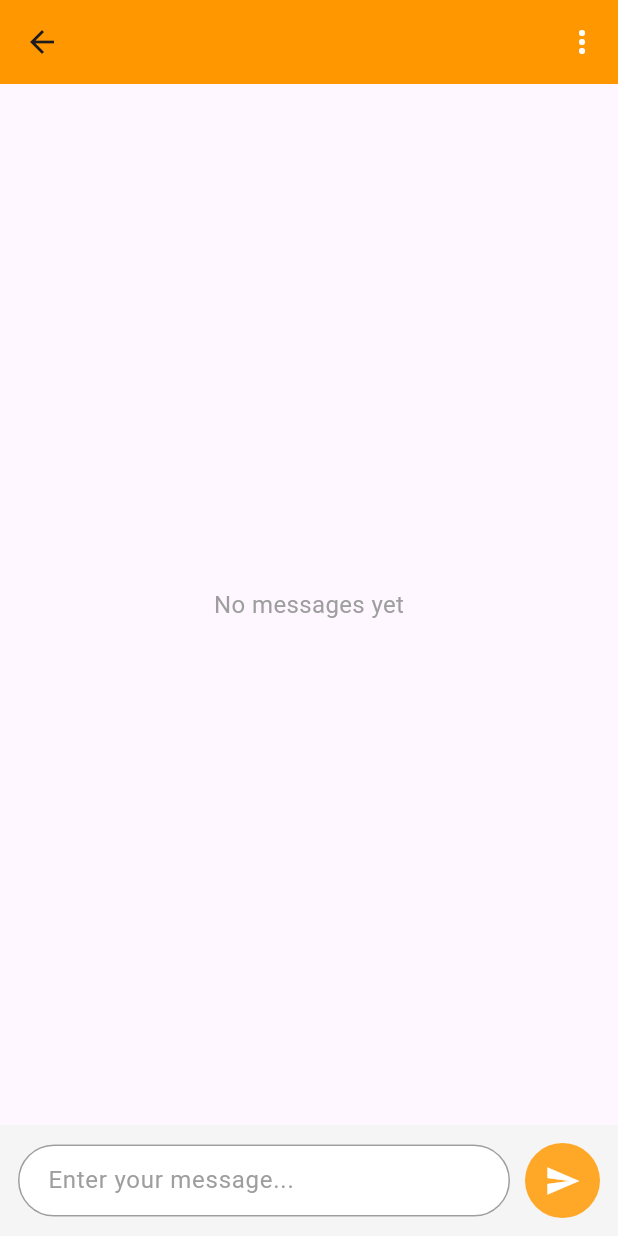
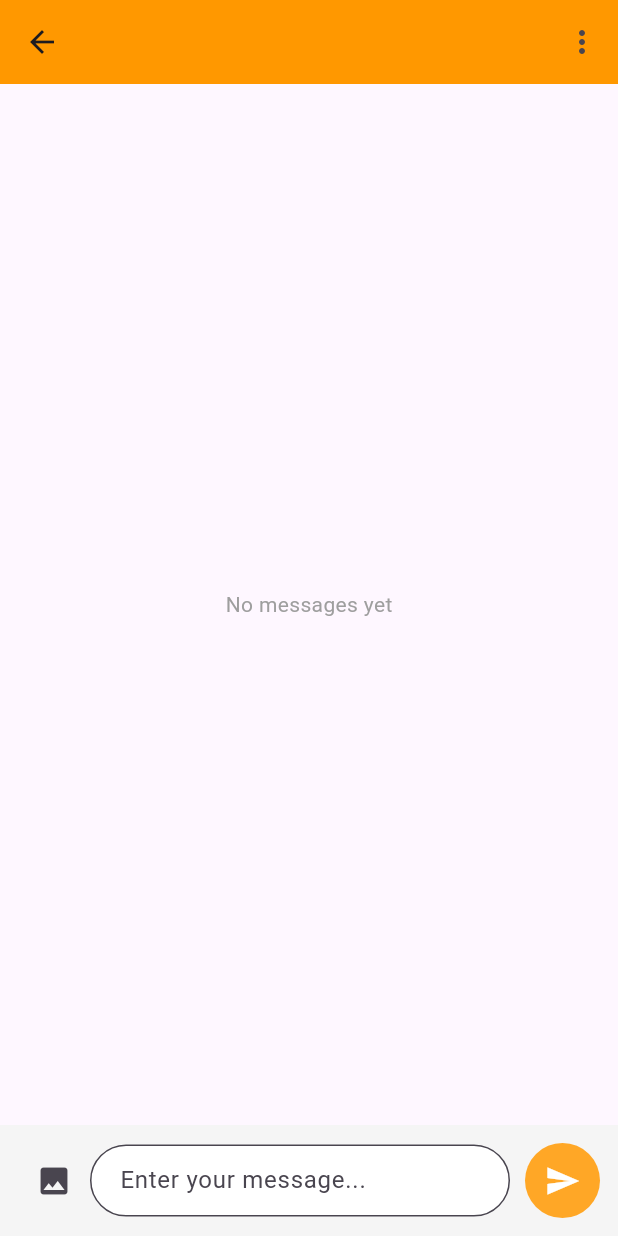
Before and after one commit to Akash957/chatapp_flutter, a Flutter app: the ChatPage screen opened directly with empty values, on a phone screen of 412 x 824 dp. Run offline on Flutter 3.47's test engine with Material 3 defaults, Android fonts, the phone set to English and light mode, and no system bars; our stand-ins replace firebase_auth, firebase_core, firebase_database, firebase_storage, fluttertoast, image_picker; accounts and stored records are empty.

Commit message:
Hii
add some code in image

```diff
--- a/lib/PageScreen/ChatPage.dart
+++ b/lib/PageScreen/ChatPage.dart
@@ -2,11 +2,11 @@ import 'package:firebase_auth/firebase_auth.dart';
 import 'package:flutter/material.dart';
 import 'package:provider/provider.dart';
 import 'package:intl/intl.dart';
+import 'package:image_picker/image_picker.dart';
 import '../Provider/ChatViewModel.dart';
 
 class ChatPage extends StatefulWidget {
-  final String otherUid;
-  final String name;
+  final String otherUid, name;
 
   const ChatPage({super.key, required this.otherUid, required this.name});
 
@@ -16,147 +16,105 @@ class ChatPage extends StatefulWidget {
 
 class _ChatPageState extends State<ChatPage> {
   final String? uId = FirebaseAuth.instance.currentUser?.uid;
+  final ImagePicker _picker = ImagePicker();
 
   @override
   void initState() {
     super.initState();
     WidgetsBinding.instance.addPostFrameCallback((_) {
-      var viewModel = Provider.of<ChatViewModel>(context, listen: false);
-      viewModel.getChatList(cid: uId ?? "", otherId: widget.otherUid);
+      context.read<ChatViewModel>().getChatList(cid: uId ?? "", otherId: widget.otherUid);
     });
+  }
+
+  Future<void> _pickImage() async {
+    try {
+      final image = await _picker.pickImage(source: ImageSource.gallery);
+      if (image != null) {
+        context.read<ChatViewModel>().sendImage(otherUid: widget.otherUid, imagePath: image.path);
+      }
+    } catch (e) {
+      debugPrint("Error picking image: $e");
+    }
   }
 
   @override
   Widget build(BuildContext context) {
-    var viewModel = Provider.of<ChatViewModel>(context);
+    final viewModel = context.watch<ChatViewModel>();
 
     return Scaffold(
       appBar: AppBar(
         backgroundColor: Colors.orange,
-        title: Text(
-          widget.name,
-          style: const TextStyle(
-              fontSize: 22, fontWeight: FontWeight.w600, color: Colors.white),
+        title: Text(widget.name, style: const TextStyle(fontSize: 22, fontWeight: FontWeight.w600)),
+        centerTitle: true,
+        actions: [IconButton(icon: const Icon(Icons.more_vert), onPressed: () {})],
       ),
-        centerTitle: true,
-        elevation: 0,
-        actions: [
-          IconButton(
-            icon: const Icon(Icons.more_vert, color: Colors.white),
-            onPressed: () {
-              // Options or settings functionality
-            },
-          ),
-        ],
-      ),
-      body: SafeArea(
-        child: Column(
+      body: Column(
         children: [
           Expanded(
-              child: Consumer<ChatViewModel>(
-                builder: (context, value, child) {
-                  if (value.chatList.isEmpty) {
-                    return const Center(
-                      child: Text(
-                        "No messages yet",
-                        style: TextStyle(fontSize: 16, color: Colors.grey),
-                      ),
-                    );
-                  }
-                  return ListView.builder(
-                    itemCount: value.chatList.length,
+            child: viewModel.chatList.isEmpty
+                ? const Center(child: Text("No messages yet", style: TextStyle(color: Colors.grey)))
+                : ListView.builder(
               reverse: true,
-                    padding: const EdgeInsets.symmetric(horizontal: 8.0),
+              itemCount: viewModel.chatList.length,
+              padding: const EdgeInsets.all(8),
               itemBuilder: (context, index) {
-                      var chat = value.chatList[index];
-                      bool isSender = chat.senderId == uId;
-//Date time
-                      String formattedTime = chat.dateTime != null
+                final chat = viewModel.chatList[index];
+                final isSender = chat.senderId == uId;
+                final formattedTime = chat.dateTime != null
                     ? DateFormat('hh:mm a').format(chat.dateTime!)
                     : 'No time';
 
                 return Align(
-                        alignment:
-                            isSender ? Alignment.topLeft : Alignment.topRight,
-                        child: Padding(
-                          padding: const EdgeInsets.symmetric(vertical: 8.0),
+                  alignment: isSender ? Alignment.centerRight : Alignment.centerLeft,
                   child: Column(
-                            crossAxisAlignment: isSender
-                                ? CrossAxisAlignment.end
-                                : CrossAxisAlignment.start,
+                    crossAxisAlignment: isSender ? CrossAxisAlignment.end : CrossAxisAlignment.start,
                     children: [
+                      if (chat.isImage && chat.imageUrl != null)
+                        Image.asset(chat.imageUrl!, height: 100, width: 100, fit: BoxFit.cover)
+                      else
                         Container(
                           padding: const EdgeInsets.all(14),
                           constraints: BoxConstraints(
-                                  maxWidth:
-                                      MediaQuery.of(context).size.width * 0.7,
+                            maxWidth: MediaQuery.of(context).size.width * 0.7,
                           ),
                           decoration: BoxDecoration(
-                                  color: isSender
-                                      ? Colors.orange.shade400
-                                      : Colors.grey.shade200,
+                            color: isSender ? Colors.orange.shade400 : Colors.grey.shade200,
                             borderRadius: BorderRadius.only(
                               topLeft: const Radius.circular(16),
                               topRight: const Radius.circular(16),
-                                    bottomLeft:
-                                        Radius.circular(isSender ? 16 : 4),
-                                    bottomRight:
-                                        Radius.circular(isSender ? 4 : 16),
+                              bottomLeft: Radius.circular(isSender ? 16 : 4),
+                              bottomRight: Radius.circular(isSender ? 4 : 16),
                             ),
                           ),
                           child: Text(
                             chat.message,
-                                  style: TextStyle(
-                                    fontSize: 16,
-                                    color: isSender
-                                        ? Colors.white
-                                        : Colors.black87,
-                                  ),
+                            style: TextStyle(color: isSender ? Colors.white : Colors.black87),
                           ),
                         ),
                       const SizedBox(height: 4),
-                              Text(
-                                formattedTime,
-                                style: const TextStyle(
-                                  fontSize: 12,
-                                  color: Colors.grey,
-                                ),
-                              ),
+                      Text(formattedTime, style: const TextStyle(fontSize: 12, color: Colors.grey)),
                     ],
                   ),
-                        ),
-                      );
-                    },
                 );
               },
             ),
           ),
           Container(
-              padding: const EdgeInsets.all(12.0),
+            padding: const EdgeInsets.all(12),
             color: Colors.grey.shade100,
             child: Row(
               children: [
+                IconButton(icon: const Icon(Icons.photo), onPressed: _pickImage),
                 Expanded(
                   child: TextField(
                     controller: viewModel.chatController,
                     maxLines: null,
-                      style: const TextStyle(fontSize: 16),
                     decoration: InputDecoration(
                       hintText: viewModel.chatHint,
-                        hintStyle: const TextStyle(color: Colors.grey),
-                        contentPadding: const EdgeInsets.symmetric(
-                            horizontal: 16, vertical: 12),
+                      contentPadding: const EdgeInsets.symmetric(horizontal: 16, vertical: 12),
                       border: OutlineInputBorder(
                         borderRadius: BorderRadius.circular(25),
                         borderSide: const BorderSide(color: Colors.grey),
-                        ),
-                        enabledBorder: OutlineInputBorder(
-                          borderRadius: BorderRadius.circular(25),
-                          borderSide: const BorderSide(color: Colors.grey),
-                        ),
-                        focusedBorder: OutlineInputBorder(
-                          borderRadius: BorderRadius.circular(25),
-                          borderSide: BorderSide(color: Colors.orange.shade400),
                       ),
                       filled: true,
                       fillColor: Colors.white,
@@ -181,7 +139,6 @@ class _ChatPageState extends State<ChatPage> {
           ),
         ],
       ),
-      ),
     );
   }
 }
--- a/lib/UserModels/ChatModel.dart
+++ b/lib/UserModels/ChatModel.dart
@@ -4,6 +4,8 @@ class ChatModel {
   final String message;
   final String status;
   final DateTime? dateTime;
+  final bool isImage;
+  final String? imageUrl;
 
   ChatModel({
     required this.senderId,
@@ -11,6 +13,8 @@ class ChatModel {
     required this.message,
     required this.status,
     this.dateTime,
+    this.isImage = false,
+    this.imageUrl,
   });
 
   Map<String, dynamic> toJson() {
@@ -20,6 +24,8 @@ class ChatModel {
       "message": message,
       "status": status,
       "dateTime": dateTime?.toIso8601String(),
+      "isImage": isImage,
+      "imageUrl": imageUrl,
     };
   }
 
@@ -32,6 +38,8 @@ class ChatModel {
       dateTime: json["dateTime"] != null
           ? DateTime.parse(json["dateTime"])
           : null,
+      isImage: json["isImage"] ?? false,
+      imageUrl: json["imageUrl"],
     );
   }
 }
--- a/pubspec.yaml
+++ b/pubspec.yaml
@@ -44,6 +44,7 @@ dependencies:
   firebase_database: ^11.3.0
   fluttertoast: ^8.2.10
   intl: ^0.20.1
+  image_picker: ^1.1.2
 
 dev_dependencies:
   flutter_test:
```
Also changed, not shown: lib/Provider/ChatViewModel.dart (+36 -2 lines), pubspec.lock, 5 other files. Lines whose indentation alone changed are shown as unchanged.
